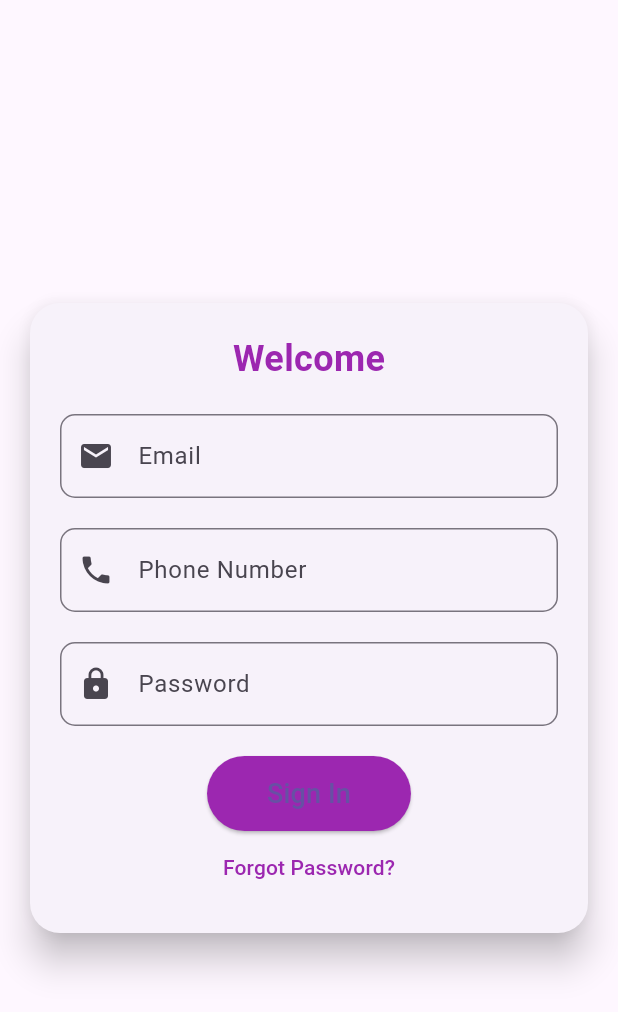
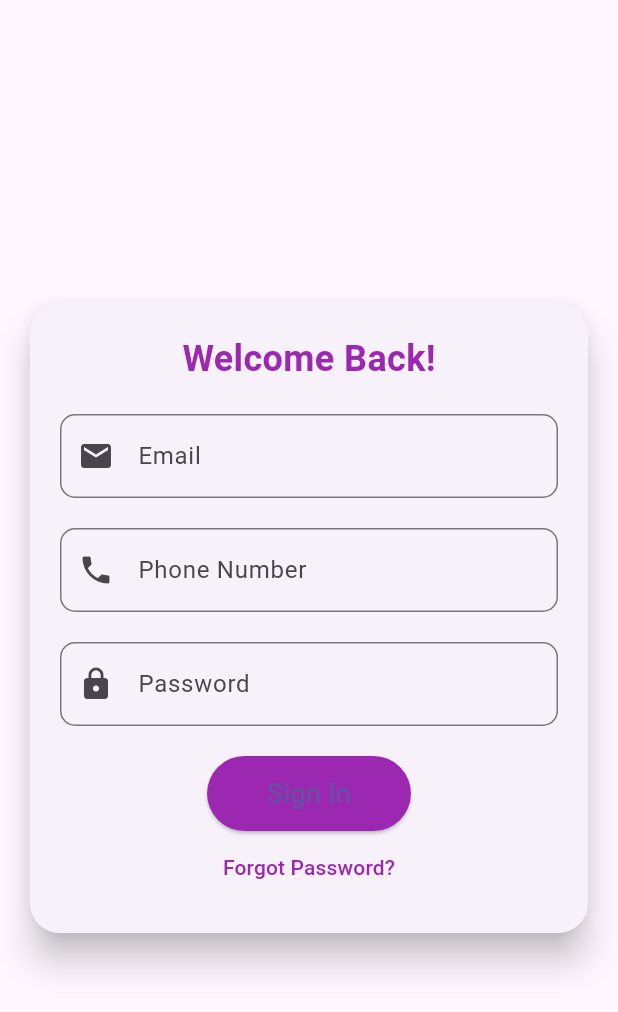
Before and after one commit to Aniudupa15/Abhayam, a Flutter app: the screen it shows after launch, after a tap on "Get Started", on a phone screen of 412 x 824 dp. Shown: the top 1012 px of the screen. Run offline on Flutter 3.47's test engine with Material 3 defaults, Android fonts, the phone set to English and light mode, and no system bars; our stand-ins replace location, youtube_player_flutter.

Commit message:
login changes

```diff
--- a/lib/login_screen.dart
+++ b/lib/login_screen.dart
@@ -19,7 +19,7 @@ class LoginScreen extends StatelessWidget {
                 children: [
                   // Title
                   Text(
-                    'Welcome',
+                    'Welcome Back!',
                     style: TextStyle(
                       fontSize: 24,
                       fontWeight: FontWeight.bold,
```
